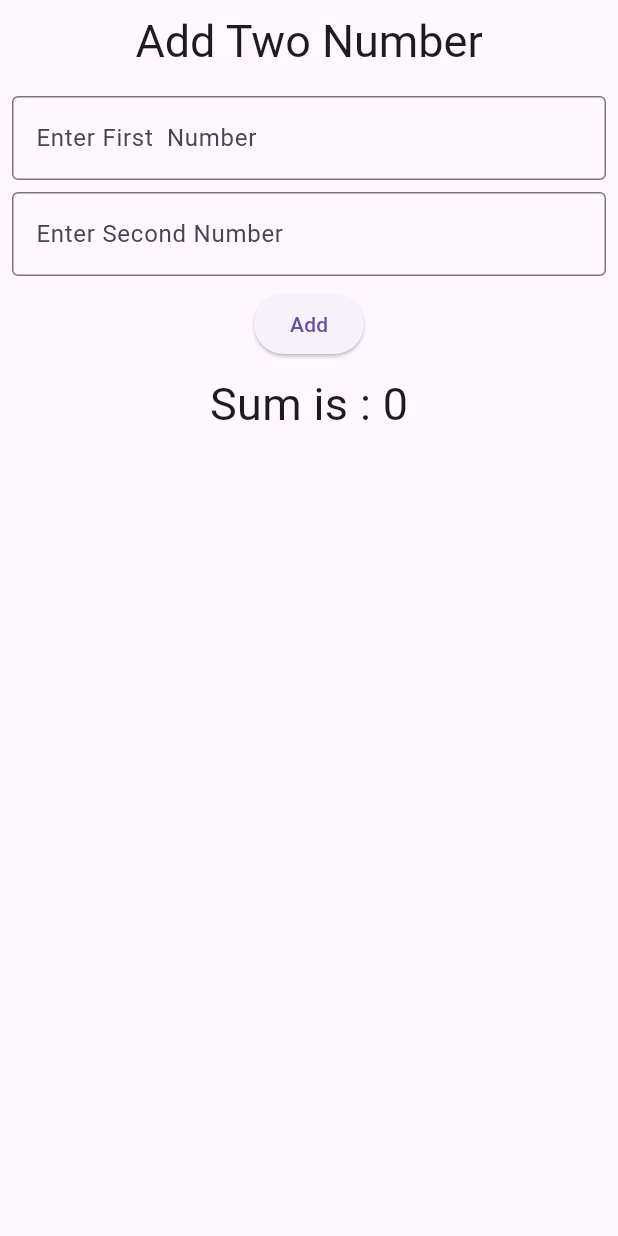
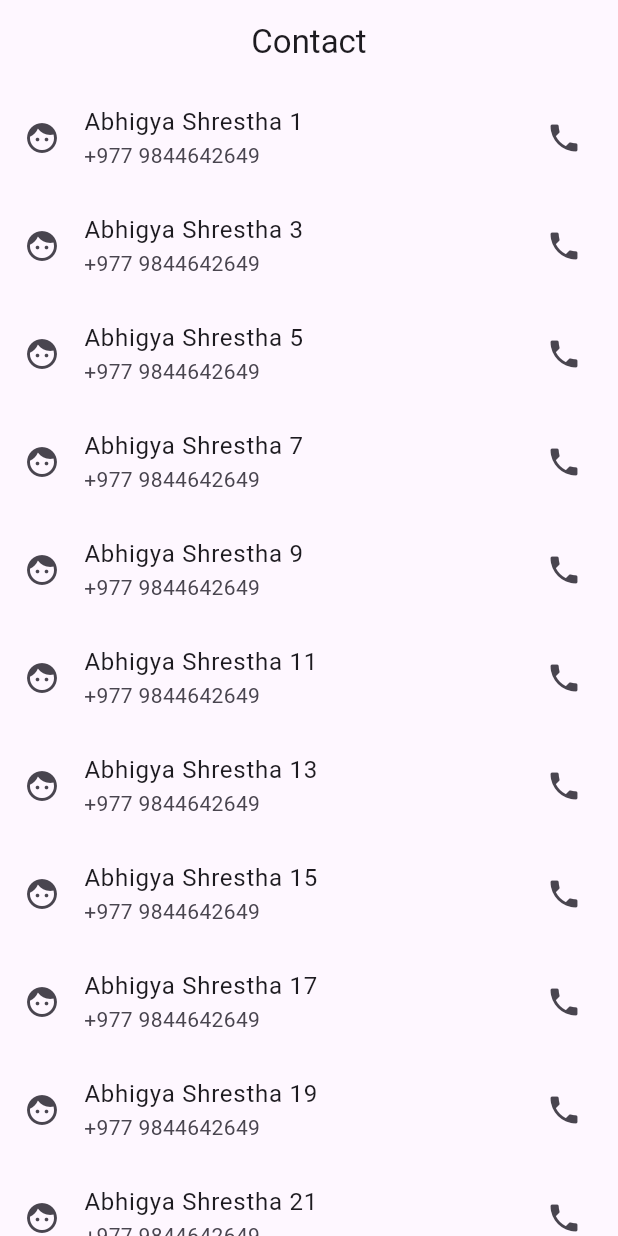
Before and after one commit to AbhigyaShrestha2060/first_app, a Flutter app: the screen it shows after launch, on a phone screen of 412 x 824 dp. Run offline on Flutter 3.47's test engine with Material 3 defaults, Android fonts, the phone set to English and light mode, and no system bars.

Commit message:
List Tile Widget

```diff
--- a/lib/app/app.dart
+++ b/lib/app/app.dart
@@ -1,4 +1,4 @@
-import 'package:first_app/screen/hello_world_screen.dart';
+import 'package:first_app/screen/list_tile_screen.dart';
 import 'package:flutter/material.dart';
 
 class App extends StatelessWidget {
@@ -7,7 +7,8 @@ class App extends StatelessWidget {
   @override
   Widget build(BuildContext context) {
     return const MaterialApp(
-      home: HelloWorldScreen(),
+      home: ListTileScreen(),
+      debugShowCheckedModeBanner: false,
     );
   }
 }
--- /dev/null
+++ b/lib/common_widget/list_tile_widget.dart
@@ -0,0 +1,18 @@
+import 'package:flutter/material.dart';
+
+class ListTileWidget extends StatelessWidget {
+  const ListTileWidget({required this.index, super.key});
+  final index;
+  @override
+  Widget build(BuildContext context) {
+    return ListTile(
+      leading: const Icon(Icons.face),
+      title: Text('Abhigya Shrestha $index'),
+      subtitle: const Text("+977 9844642649"),
+      trailing: const Icon(Icons.phone),
+      onTap: () {
+        debugPrint("ListTitle Tapped");
+      },
+    );
+  }
+}
--- a/lib/screen/hello_world_screen.dart
+++ /dev/null
@@ -1,80 +0,0 @@
-import 'package:flutter/material.dart';
-
-class HelloWorldScreen extends StatefulWidget {
-  const HelloWorldScreen({super.key});
-
-  @override
-  State<HelloWorldScreen> createState() => _HelloWorldScreenState();
-}
-
-class _HelloWorldScreenState extends State<HelloWorldScreen> {
-  int? first;
-  int? second;
-  int result = 0;
-  @override
-  Widget build(BuildContext context) {
-    return Scaffold(
-      appBar: AppBar(
-        title: const Text(
-          'Add Two Number',
-          style: TextStyle(
-            fontSize: 30,
-          ),
-        ),
-        centerTitle: true,
-        elevation: 0,
-      ),
-      body: Padding(
-        padding: const EdgeInsets.all(8),
-        child: Column(
-          children: [
-            // Enter first no
-            TextField(
-              keyboardType: TextInputType.number,
-              onChanged: (value) {
-                first = int.parse(value);
-              },
-              decoration: const InputDecoration(
-                border: OutlineInputBorder(),
-                labelText: 'Enter First  Number',
-              ),
-            ),
-            const SizedBox(
-              height: 8,
-            ),
-            TextField(
-              onChanged: (value) {
-                second = int.parse(value);
-              },
-              keyboardType: TextInputType.number,
-              decoration: const InputDecoration(
-                border: OutlineInputBorder(),
-                labelText: 'Enter Second Number',
-              ),
-            ),
-            const SizedBox(
-              height: 8,
-            ),
-            ElevatedButton(
-              onPressed: () {
-                setState(() {
-                  result = first! + second!;
-                });
-              },
-              child: const Text('Add'),
-            ),
-            const SizedBox(
-              height: 8,
-            ),
-            Text(
-              'Sum is : $result',
-              style: const TextStyle(
-                fontSize: 30,
-              ),
-            ),
-          ],
-        ),
-      ),
-    );
-  }
-}
--- /dev/null
+++ b/lib/screen/list_tile_screen.dart
@@ -0,0 +1,29 @@
+import 'package:first_app/common_widget/list_tile_widget.dart';
+import 'package:flutter/material.dart';
+
+class ListTileScreen extends StatelessWidget {
+  const ListTileScreen({super.key});
+
+  @override
+  Widget build(BuildContext context) {
+    return Scaffold(
+      appBar: AppBar(
+        title: const Text('Contact'),
+        centerTitle: true,
+      ),
+      body: SingleChildScrollView(
+        child: Column(
+          children: [
+            for (int i = 0; i <= 50; i++) ...{
+              if (i % 2 != 0) ...{
+                ListTileWidget(
+                  index: i,
+                ),
+              }
+            }
+          ],
+        ),
+      ),
+    );
+  }
+}
```
Also changed, not shown: lib/model/area_of_circle_model.dart (added, +10 -0 lines), lib/model/arthemetic_model.dart (added, +12 -0 lines), lib/screen/area_of circle_screen.dart (added, +127 -0 lines), lib/screen/arthemetic_screen.dart (added, +115 -0 lines), lib/screen/flutter_layout_screen.dart (added, +52 -0 lines), lib/screen/star_screen.dart (added, +30 -0 lines).
